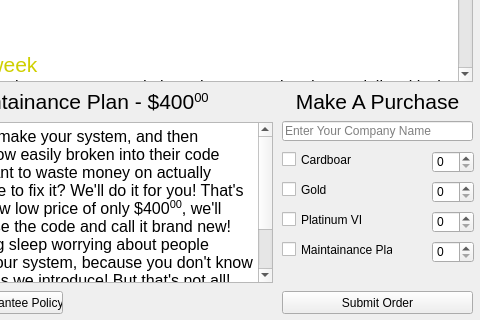
Old version of the form makepurchase.ui in the repository OverworldLord/pxgic; both pictures show x 118 to 598 and y 179 to 499 of the 598 by 499 pixel window.
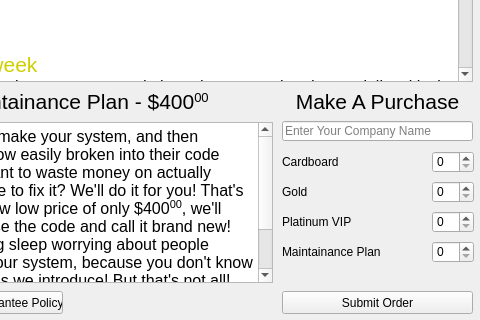
New version of the form.

What changed in the file:
```diff
--- a/makepurchase.ui
+++ b/makepurchase.ui
@@ -81,45 +81,6 @@
 &lt;p style=&quot; margin-top:0px; margin-bottom:0px; margin-left:0px; margin-right:0px; -qt-block-indent:0; text-indent:0px;&quot;&gt;&lt;span style=&quot; font-size:12pt; color:#000000;&quot;&gt;So let's get real. You don't really even care about security at this point, you've just got a ton of money that you're more than willing to give to us. Well, we'll give you both of the above plans plus a lifetime membership! Just keep paying weekly! You'll recieve a special edition T-Shirt, custom made to have your name on it! It says, 'I am rich' and iCyberSecurity is written on the back. Show all your friends how rich you are!&lt;/span&gt;&lt;/p&gt;&lt;/body&gt;&lt;/html&gt;</string>
    </property>
   </widget>
-  <widget class="QCheckBox" name="checkBox">
-   <property name="geometry">
-    <rect>
-     <x>400</x>
-     <y>330</y>
-     <width>70</width>
-     <height>17</height>
-    </rect>
-   </property>
-   <property name="text">
-    <string>Cardboard</string>
-   </property>
-  </widget>
-  <widget class="QCheckBox" name="checkBox_2">
-   <property name="geometry">
-    <rect>
-     <x>400</x>
-     <y>360</y>
-     <width>70</width>
-     <height>17</height>
-    </rect>
-   </property>
-   <property name="text">
-    <string>Gold</string>
-   </property>
-  </widget>
-  <widget class="QCheckBox" name="checkBox_3">
-   <property name="geometry">
-    <rect>
-     <x>400</x>
-     <y>390</y>
-     <width>81</width>
-     <height>17</height>
-    </rect>
-   </property>
-   <property name="text">
-    <string>Platinum VIP</string>
-   </property>
-  </widget>
   <widget class="QSpinBox" name="spinBox">
    <property name="geometry">
     <rect>
@@ -215,19 +176,6 @@
     <string>&lt;html&gt;&lt;head/&gt;&lt;body&gt;&lt;p align=&quot;center&quot;&gt;&lt;span style=&quot; font-size:16pt;&quot;&gt;Service Options&lt;/span&gt;&lt;/p&gt;&lt;/body&gt;&lt;/html&gt;</string>
    </property>
   </widget>
-  <widget class="QCheckBox" name="checkBox_4">
-   <property name="geometry">
-    <rect>
-     <x>400</x>
-     <y>420</y>
-     <width>111</width>
-     <height>17</height>
-    </rect>
-   </property>
-   <property name="text">
-    <string>Maintainance Plan</string>
-   </property>
-  </widget>
   <widget class="QSpinBox" name="spinBox_4">
    <property name="geometry">
     <rect>
@@ -251,6 +199,58 @@
     <string>Submit Order</string>
    </property>
   </widget>
+  <widget class="QLabel" name="label_4">
+   <property name="geometry">
+    <rect>
+     <x>400</x>
+     <y>331</y>
+     <width>141</width>
+     <height>20</height>
+    </rect>
+   </property>
+   <property name="text">
+    <string>Cardboard</string>
+   </property>
+  </widget>
+  <widget class="QLabel" name="label_5">
+   <property name="geometry">
+    <rect>
+     <x>400</x>
+     <y>361</y>
+     <width>141</width>
+     <height>20</height>
+    </rect>
+   </property>
+   <property name="text">
+    <string>Gold</string>
+   </property>
+  </widget>
+  <widget class="QLabel" name="label_6">
+   <property name="geometry">
+    <rect>
+     <x>400</x>
+     <y>391</y>
+     <width>141</width>
+     <height>20</height>
+    </rect>
+   </property>
+   <property name="text">
+    <string>Platinum VIP</string>
+   </property>
+  </widget>
+  <widget class="QLabel" name="label_7">
+   <property name="geometry">
+    <rect>
+     <x>400</x>
+     <y>421</y>
+     <width>141</width>
+     <height>20</height>
+    </rect>
+   </property>
+   <property name="text">
+    <string>Maintainance Plan</string>
+   </property>
+  </widget>
  </widget>
  <resources/>
  <connections/>
```
